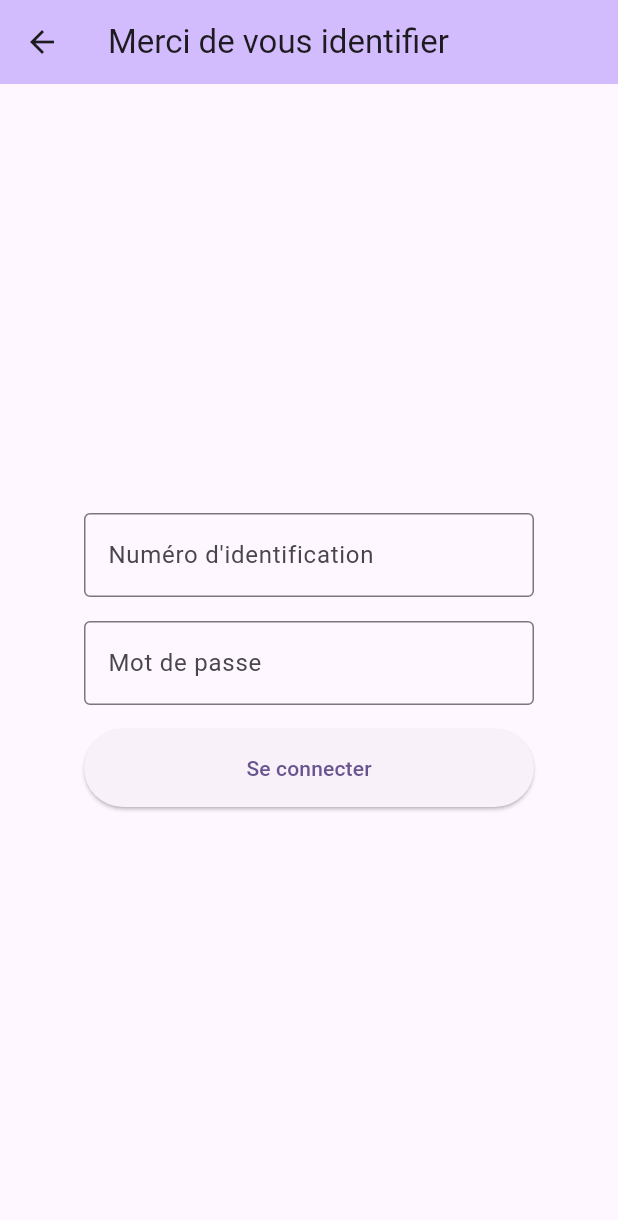
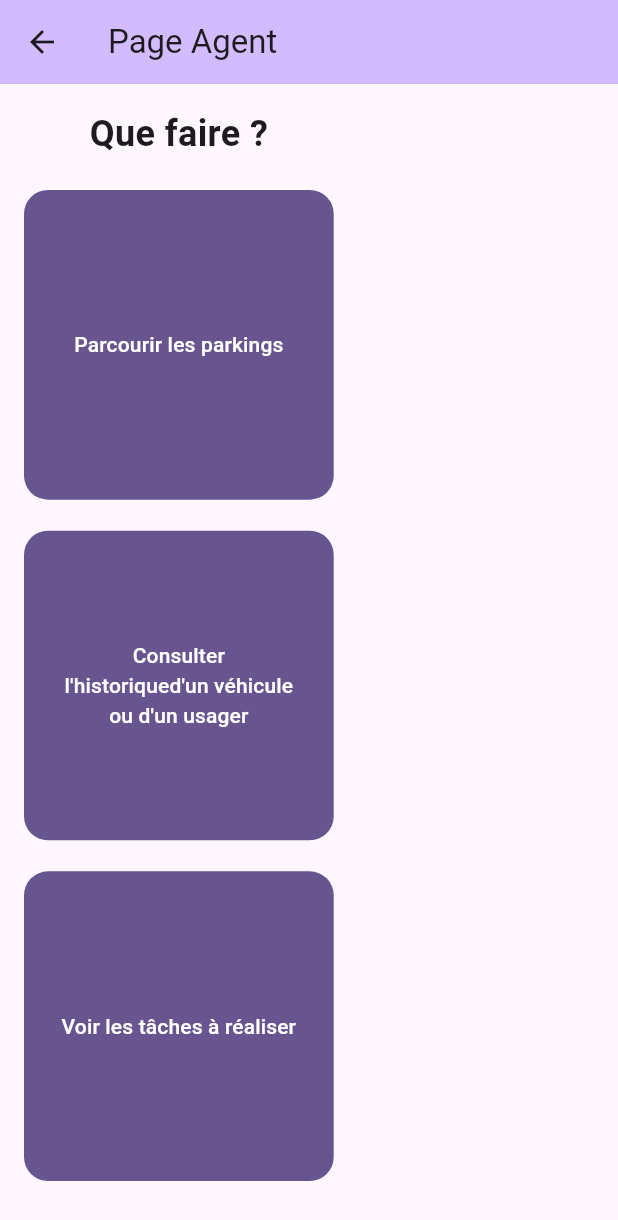
Before and after one commit to clippy20260922/7360, a Flutter app: the PageAgent screen opened directly, after a tap on "Se connecter", on a phone screen of 412 x 824 dp. Shown: the top 1220 px of the screen. Run offline on Flutter 3.47's test engine with Material 3 defaults, Android fonts, the phone set to English and light mode, and no system bars.

Commit message:
feat(client): ajoute page accueil agent

```diff
--- a/client7360/lib/page_agent.dart
+++ b/client7360/lib/page_agent.dart
@@ -1,4 +1,6 @@
 import 'package:flutter/material.dart';
+
+import 'page_agent_accueil.dart';
 
 class PageAgent extends StatelessWidget {
   const PageAgent({super.key});
@@ -37,7 +39,14 @@ class PageAgent extends StatelessWidget {
                 width: double.infinity,
                 height: 52,
                 child: ElevatedButton(
-                  onPressed: () {},
+                  onPressed: () {
+                    Navigator.push(
+                      context,
+                      MaterialPageRoute(
+                        builder: (context) => const PageAgentAccueil(),
+                      ),
+                    );
+                  },
                   child: const Text('Se connecter'),
                 ),
               ),
--- /dev/null
+++ b/client7360/lib/page_agent_accueil.dart
@@ -0,0 +1,84 @@
+import 'dart:math' as math;
+
+import 'package:flutter/material.dart';
+
+class PageAgentAccueil extends StatelessWidget {
+  const PageAgentAccueil({super.key});
+
+  @override
+  Widget build(BuildContext context) {
+    final buttonStyle = FilledButton.styleFrom(
+      shape: RoundedRectangleBorder(
+        borderRadius: BorderRadius.circular(16),
+      ),
+    );
+
+    return Scaffold(
+      appBar: AppBar(
+        title: const Text('Page Agent'),
+        backgroundColor: Theme.of(context).colorScheme.inversePrimary,
+      ),
+      body: Padding(
+        padding: const EdgeInsets.all(16),
+        child: Column(
+          children: [
+            const Text(
+              'Que faire ?',
+              style: TextStyle(fontSize: 24, fontWeight: FontWeight.bold),
+            ),
+            Expanded(
+              child: LayoutBuilder(
+                builder: (context, constraints) {
+                  final buttonSize = math.min(
+                    constraints.maxWidth,
+                    constraints.maxHeight / 3.4,
+                  );
+
+                  return Column(
+                    mainAxisAlignment: MainAxisAlignment.spaceEvenly,
+                    children: [
+                      SizedBox.square(
+                        dimension: buttonSize,
+                        child: FilledButton(
+                          style: buttonStyle,
+                          onPressed: () {},
+                          child: const Text(
+                            'Parcourir les parkings',
+                            textAlign: TextAlign.center,
+                          ),
+                        ),
+                      ),
+                      SizedBox.square(
+                        dimension: buttonSize,
+                        child: FilledButton(
+                          style: buttonStyle,
+                          onPressed: () {},
+                          child: const Text(
+                            'Consulter l\'historique'
+                            'd\'un véhicule ou d\'un usager',
+                            textAlign: TextAlign.center,
+                          ),
+                        ),
+                      ),
+                      SizedBox.square(
+                        dimension: buttonSize,
+                        child: FilledButton(
+                          style: buttonStyle,
+                          onPressed: () {},
+                          child: const Text(
+                            'Voir les tâches à réaliser',
+                            textAlign: TextAlign.center,
+                          ),
+                        ),
+                      ),
+                    ],
+                  );
+                },
+              ),
+            ),
+          ],
+        ),
+      ),
+    );
+  }
+}
```
